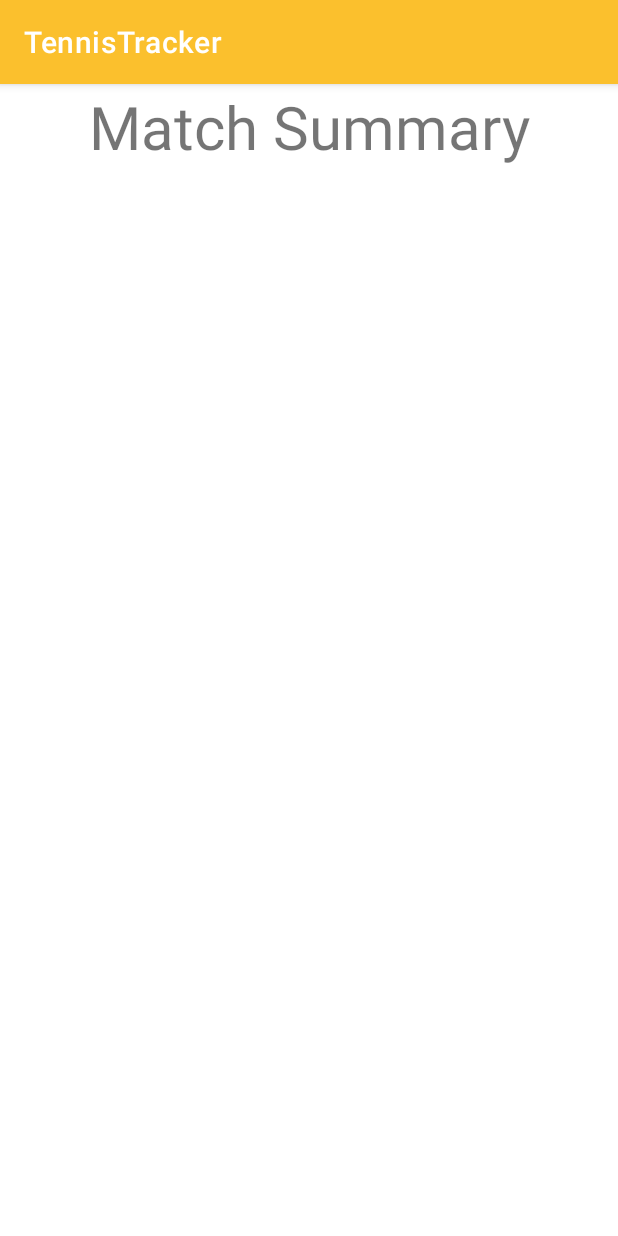
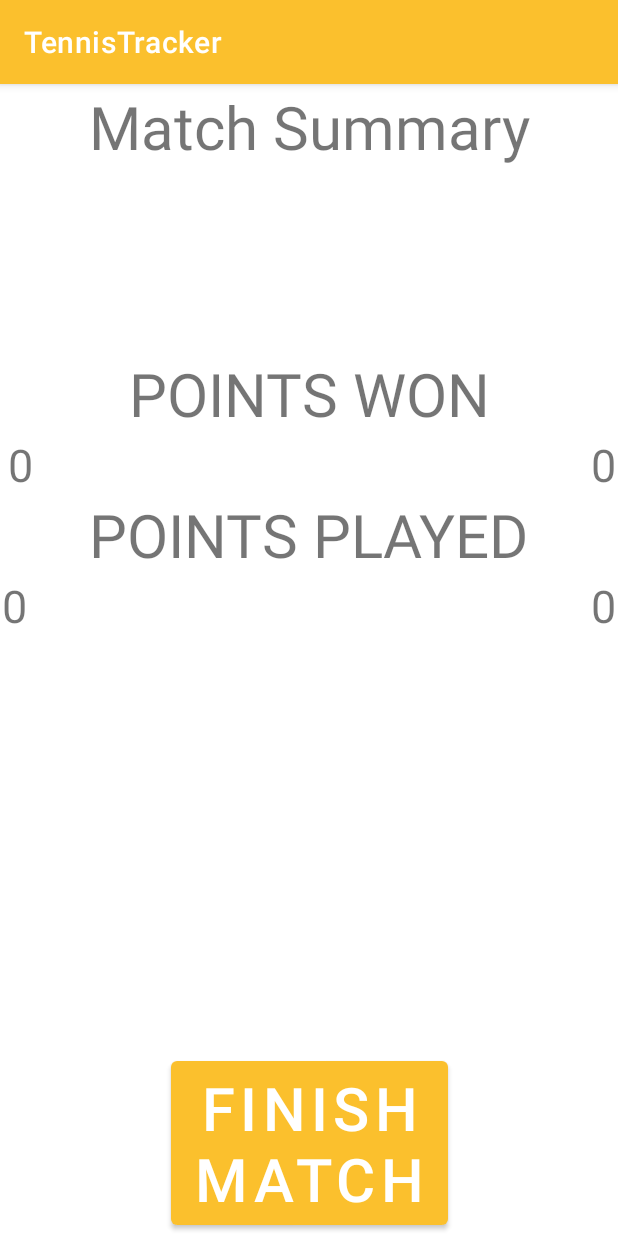
Before and after one commit to TennisTracker/TennisTracker, an Android app: the MatchSumFrag screen opened through its navigation route, on a phone screen of 412 x 824 dp. Run offline under Robolectric (Android 15) with nearby library versions, the phone set to English and light mode, and no system bars; our stand-ins replace Firebase (no records; nobody signed in at launch, a user with empty details on screens opened directly).

Commit message:
Created the points won and points played display of match summary and hooked up finish match button to the database

```diff
--- a/app/src/main/java/com/example/tennistracker/FirstServeFrag.kt
+++ b/app/src/main/java/com/example/tennistracker/FirstServeFrag.kt
@@ -12,7 +12,7 @@ import androidx.navigation.Navigation
 
 class FirstServeFrag : Fragment() {
 
-    private val sharedViewModel: NewMatchViewModel by activityViewModels()
+    private val newMatchViewModel: NewMatchViewModel by activityViewModels()
 
     override fun onCreateView(
         inflater: LayoutInflater, container: ViewGroup?,
--- a/app/src/main/java/com/example/tennistracker/MatchSumFrag.kt
+++ b/app/src/main/java/com/example/tennistracker/MatchSumFrag.kt
@@ -1,18 +1,23 @@
 package com.example.tennistracker
 
+import android.content.Intent
 import android.os.Bundle
 import androidx.fragment.app.Fragment
 import android.view.LayoutInflater
 import android.view.View
 import android.view.ViewGroup
+import android.widget.Button
 import android.widget.TextView
 import com.example.tennistracker.NewMatchViewModel
 import androidx.fragment.app.activityViewModels
+import com.google.firebase.database.DatabaseReference
+import com.google.firebase.database.FirebaseDatabase
 
 
 class MatchSumFrag : Fragment() {
 
-    private val sharedViewModel: NewMatchViewModel by activityViewModels()
+    private val newMatchViewModel: NewMatchViewModel by activityViewModels()
+    private lateinit var  database : DatabaseReference
 
     override fun onCreateView(
         inflater: LayoutInflater, container: ViewGroup?,
@@ -27,12 +32,79 @@ class MatchSumFrag : Fragment() {
 
         val txtP1Name = view.findViewById<TextView>(R.id.txtP1Name)
         val txtP2Name = view.findViewById<TextView>(R.id.txtP2Name)
+        val txtP1PointsWon = view.findViewById<TextView>(R.id.txtP1PointsWon)
+        val txtP2PointsWon = view.findViewById<TextView>(R.id.txtP2PointsWon)
+        val txtP1PointsPlayed = view.findViewById<TextView>(R.id.txtP1PointsPlayed)
+        val txtP2PointsPlayed = view.findViewById<TextView>(R.id.txtP2PointsPlayed)
+        val btnFinishMatch = view.findViewById<Button>(R.id.btnFinishMatch)
 
-        val p1name = sharedViewModel.p1Name
-        val p2name = sharedViewModel.p2Name
 
-        txtP1Name.setText(p1name)
-        txtP2Name.setText(p2name)
+        txtP1Name.setText(newMatchViewModel.p1Name)
+        txtP2Name.setText(newMatchViewModel.p2Name)
+        txtP1PointsWon.setText(newMatchViewModel.P1totalpoints.toString())
+        txtP2PointsWon.setText(newMatchViewModel.P2totalpoints.toString())
+        txtP1PointsPlayed.setText(newMatchViewModel.totalpoints.toString())
+        txtP2PointsPlayed.setText(newMatchViewModel.totalpoints.toString())
+
+        btnFinishMatch.setOnClickListener {
+
+            val p1name = newMatchViewModel.p1Name
+            val p2name = newMatchViewModel.p2Name
+            var p1pointsWon = newMatchViewModel.P1totalpoints
+            var p2pointsWon = newMatchViewModel.P2totalpoints
+            var pointsPlayed = newMatchViewModel.totalpoints
+            var p1pointsPlayed = 0
+            var p2pointsPlayed = 0
+
+            database = FirebaseDatabase.getInstance().getReference("Players")
+            val Player1 = Player(p1name, p1pointsWon, pointsPlayed)
+
+            database.child(p1name).get().addOnSuccessListener{
+
+                if(it.exists()){
+                    val newPointsWon = it.child("pointsWon").getValue(Int::class.java)!!
+                    p1pointsWon += newPointsWon
+                    val newPointsPlayed = it.child("pointsPlayed").getValue(Int::class.java)!!
+                    p1pointsPlayed = newPointsPlayed + newMatchViewModel.totalpoints
+                    val player = mapOf<String,Int>(
+                        "pointsWon" to p1pointsWon,
+                        "pointsPlayed" to p1pointsPlayed
+                    )
+                    database.child(p1name).updateChildren(player)
+                }
+                else{
+                    database.child(p1name).setValue(Player1)
+                }
+
+            }
+
+
+            val Player2 = Player(p2name, p2pointsWon, pointsPlayed)
+            database.child(p2name).get().addOnSuccessListener{
+
+                if(it.exists()){
+                    val newPointsWon = it.child("pointsWon").getValue(Int::class.java)!!
+                    p2pointsWon += newPointsWon
+                    val newPointsPlayed = it.child("pointsPlayed").getValue(Int::class.java)!!
+                    p2pointsPlayed = newPointsPlayed + newMatchViewModel.totalpoints
+                    val player = mapOf<String,Int>(
+                        "pointsWon" to p2pointsWon,
+                        "pointsPlayed" to p2pointsPlayed
+                    )
+                    database.child(p2name).updateChildren(player)
+                }
+                else{
+                    database.child(p2name).setValue(Player2)
+                }
+
+            }
+
+
+            val intent = Intent(getActivity(), MainActivity::class.java)
+            getActivity()?.startActivity(intent)
+        }
+
+
 
 
     }
--- a/app/src/main/java/com/example/tennistracker/NameInputFrag.kt
+++ b/app/src/main/java/com/example/tennistracker/NameInputFrag.kt
@@ -13,7 +13,7 @@ import androidx.navigation.Navigation
 
 class NameInputFrag : Fragment() {
 
-    private val sharedViewModel: NewMatchViewModel by activityViewModels()
+    private val newMatchViewModel: NewMatchViewModel by activityViewModels()
 
     override fun onCreateView(
         inflater: LayoutInflater, container: ViewGroup?,
@@ -33,8 +33,8 @@ class NameInputFrag : Fragment() {
         nextButton.setOnClickListener{
             val P1Name = p1NameInput.text.toString()
             val P2Name = p2NameInput.text.toString()
-            sharedViewModel.p1Name = P1Name
-            sharedViewModel.p1Name = P2Name
+            newMatchViewModel.p1Name = P1Name
+            newMatchViewModel.p2Name = P2Name
             Navigation.findNavController(view).navigate(R.id.action_nameInputFrag_to_firstServeFrag)
         }
 
--- a/app/src/main/java/com/example/tennistracker/NewMatch.kt
+++ b/app/src/main/java/com/example/tennistracker/NewMatch.kt
@@ -40,7 +40,7 @@ class NewMatch : AppCompatActivity() {
         //newMatchViewModel.P2index = 1
 
 
-        /*
+       /*
         binding.btnP1Score.setOnClickListener {
             newMatchViewModel.totalpoints += 1
             newMatchViewModel.P1totalpoints += 1
--- a/app/src/main/res/layout/fragment_match_sum.xml
+++ b/app/src/main/res/layout/fragment_match_sum.xml
@@ -21,11 +21,12 @@
         android:id="@+id/txtP1Name"
         android:layout_width="wrap_content"
         android:layout_height="wrap_content"
-        android:layout_marginTop="84dp"
+        android:layout_marginTop="80dp"
+        android:layout_marginEnd="88dp"
         android:text="P1 Name"
         android:textSize="35dp"
-        app:layout_constraintEnd_toEndOf="parent"
-        app:layout_constraintHorizontal_bias="0.498"
+        app:layout_constraintEnd_toStartOf="@+id/txtP2Name"
+        app:layout_constraintHorizontal_bias="1.0"
         app:layout_constraintStart_toStartOf="parent"
         app:layout_constraintTop_toBottomOf="@+id/textView3" />
 
@@ -33,11 +34,81 @@
         android:id="@+id/txtP2Name"
         android:layout_width="wrap_content"
         android:layout_height="wrap_content"
+        android:layout_marginTop="80dp"
+        android:layout_marginEnd="16dp"
         android:text="P2 Name"
         android:textSize="35dp"
         app:layout_constraintEnd_toEndOf="parent"
-        app:layout_constraintHorizontal_bias="0.498"
+        app:layout_constraintTop_toBottomOf="@+id/textView3" />
+
+    <TextView
+        android:id="@+id/pointsWon"
+        android:layout_width="wrap_content"
+        android:layout_height="wrap_content"
+        android:layout_marginTop="124dp"
+        android:text="POINTS WON"
+        android:textSize="40dp"
+        app:layout_constraintEnd_toEndOf="parent"
         app:layout_constraintStart_toStartOf="parent"
-        app:layout_constraintTop_toBottomOf="@+id/txtP1Name" />
+        app:layout_constraintTop_toBottomOf="@+id/textView3" />
+
+    <TextView
+        android:id="@+id/txtP1PointsWon"
+        android:layout_width="wrap_content"
+        android:layout_height="wrap_content"
+        android:layout_marginStart="4dp"
+        android:text="P1 Points Won"
+        android:textSize="30dp"
+        app:layout_constraintStart_toStartOf="parent"
+        app:layout_constraintTop_toBottomOf="@+id/pointsWon" />
+
+    <TextView
+        android:id="@+id/txtP2PointsWon"
+        android:layout_width="wrap_content"
+        android:layout_height="wrap_content"
+        android:text="P2 points Won"
+        android:textSize="30dp"
+        app:layout_constraintEnd_toEndOf="parent"
+        app:layout_constraintTop_toBottomOf="@+id/pointsWon" />
+
+    <TextView
+        android:id="@+id/pointsPlayed"
+        android:layout_width="wrap_content"
+        android:layout_height="wrap_content"
+        android:layout_marginTop="40dp"
+        android:text="POINTS PLAYED"
+        android:textSize="40dp"
+        app:layout_constraintEnd_toEndOf="parent"
+        app:layout_constraintStart_toStartOf="parent"
+        app:layout_constraintTop_toBottomOf="@+id/pointsWon" />
+
+    <TextView
+        android:id="@+id/txtP1PointsPlayed"
+        android:layout_width="wrap_content"
+        android:layout_height="wrap_content"
+        android:text="Points Played"
+        android:textSize="30dp"
+        app:layout_constraintStart_toStartOf="parent"
+        app:layout_constraintTop_toBottomOf="@+id/pointsPlayed" />
+
+    <TextView
+        android:id="@+id/txtP2PointsPlayed"
+        android:layout_width="wrap_content"
+        android:layout_height="wrap_content"
+        android:text="Points Played"
+        android:textSize="30dp"
+        app:layout_constraintEnd_toEndOf="parent"
+        app:layout_constraintTop_toBottomOf="@+id/pointsPlayed" />
+
+    <Button
+        android:id="@+id/btnFinishMatch"
+        android:layout_width="wrap_content"
+        android:layout_height="wrap_content"
+        android:text="Finish\nMatch"
+        android:textSize="40dp"
+        app:layout_constraintBottom_toBottomOf="parent"
+        app:layout_constraintEnd_toEndOf="parent"
+        app:layout_constraintStart_toStartOf="parent" />
+
 
 </androidx.constraintlayout.widget.ConstraintLayout>
```
